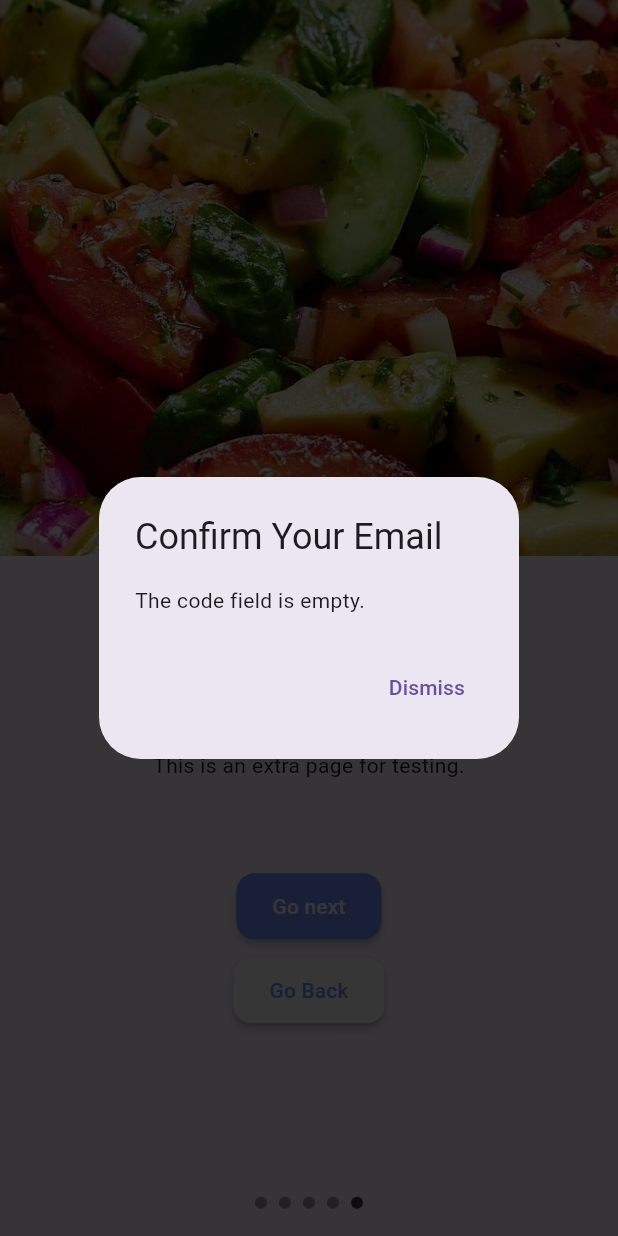
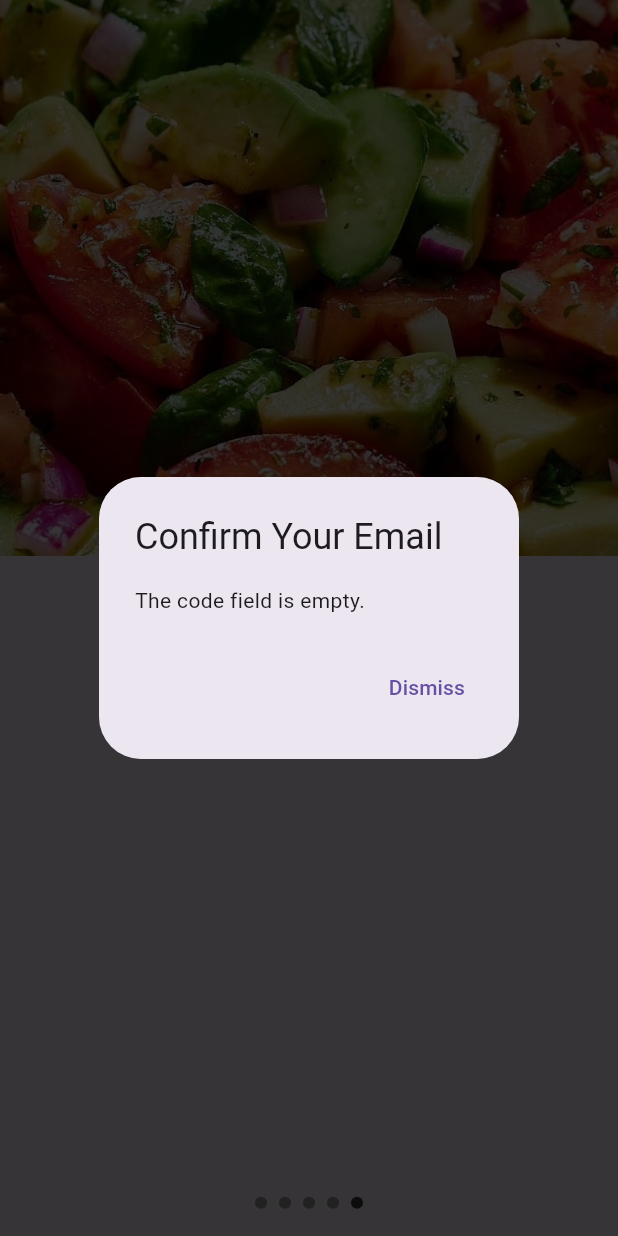
Before and after one commit to ahak-Yem/findmyrestaurant, a Flutter app: the screen it shows after launch, swiped to page 5, on a phone screen of 412 x 824 dp. Run offline on Flutter 3.47's test engine with Material 3 defaults, Android fonts, the phone set to English and light mode, and no system bars; our stand-ins replace device_info_plus, flutter_dotenv, fluttertoast, hive_flutter, synchronized; accounts and stored records are empty; generated files the repository leaves out were written again; statements that could not run were skipped.

Commit message:
Comment out extra page

```diff
--- a/lib/src/enums/onboarding_pages_enum.dart
+++ b/lib/src/enums/onboarding_pages_enum.dart
@@ -1,5 +1,5 @@
 import 'package:findmyrestaurant/src/pages/onboarding_carousel_pages/confirm_email_page.dart';
-import 'package:findmyrestaurant/src/pages/onboarding_carousel_pages/extra_page.dart';
+// import 'package:findmyrestaurant/src/pages/onboarding_carousel_pages/extra_page.dart';
 import 'package:findmyrestaurant/src/pages/onboarding_carousel_pages/getstarted_page.dart';
 import 'package:findmyrestaurant/src/pages/onboarding_carousel_pages/intro_page.dart';
 import 'package:findmyrestaurant/src/controllers/app_carousel_controller.dart';
@@ -22,6 +22,9 @@ enum OnboardingPages {
   extra(
     pageIndex: 4,
   );
+  // extra(
+  //   pageIndex: 4,
+  // );
 
   const OnboardingPages({required this.pageIndex});
 
@@ -46,8 +49,8 @@ extension OnboardingPagesExtension on OnboardingPages {
         return SignupPage.page;
       case OnboardingPages.confirmEmail:
         return ConfirmEmailPage.page;
-      case OnboardingPages.extra:
-        return ExtraPage.page;
+      // case OnboardingPages.extra:
+      //   return ExtraPage.page;
     }
   }
 
@@ -66,8 +69,8 @@ extension OnboardingPagesExtension on OnboardingPages {
         return OnboardingPages.signUp.page;
       case 3:
         return OnboardingPages.confirmEmail.page;
-      case 4:
-        return OnboardingPages.extra.page;
+      // case 4:
+      //   return OnboardingPages.extra.page;
       default:
         return emptyItem;
     }
--- a/lib/src/pages/onboarding_carousel_pages/extra_page.dart
+++ b/lib/src/pages/onboarding_carousel_pages/extra_page.dart
@@ -1,35 +1,35 @@
-import 'package:findmyrestaurant/src/components/app buttons/app_dynamic_button.dart';
-import 'package:findmyrestaurant/src/enums/onboarding_pages_enum.dart';
-import 'package:findmyrestaurant/src/items_templates/app_carousel_item.dart';
-import 'package:findmyrestaurant/strings/app_strings.dart';
-import 'package:findmyrestaurant/styles/app_colors.dart';
+// import 'package:findmyrestaurant/src/components/app buttons/app_dynamic_button.dart';
+// import 'package:findmyrestaurant/src/enums/onboarding_pages_enum.dart';
+// import 'package:findmyrestaurant/src/items_templates/app_carousel_item.dart';
+// import 'package:findmyrestaurant/strings/app_strings.dart';
+// import 'package:findmyrestaurant/styles/app_colors.dart';
 
-class ExtraPage {
-  ExtraPage._();
+// class ExtraPage {
+//   ExtraPage._();
 
-  static AppCarouselItem get page {
-    return AppCarouselItem(
-      page: OnboardingPages.extra,
-      headerText: 'Extra Page Header',
-      subText: 'This is an extra page for testing.',
-      buttons: [
-        AppDynamicButton(
-          color: AppColors.primaryColor,
-          textColor: AppColors.appWhite,
-          text: "Go next",
-          onPressed: () {
-            OnboardingPagesExtension.carouselController?.goNext(currentPage: OnboardingPages.extra.pageIndex);
-          },
-        ),
-        AppDynamicButton(
-          color: AppColors.appWhite,
-          textColor: AppColors.primaryColor,
-          text: AppStrings.goBackBtn,
-          onPressed: () {
-            OnboardingPagesExtension.carouselController?.goBack(currentPage: OnboardingPages.extra.pageIndex);
-          },
-        ),
-      ],
-    );
-  }
-}
+//   static AppCarouselItem get page {
+//     return AppCarouselItem(
+//       page: OnboardingPages.extra,
+//       headerText: 'Extra Page Header',
+//       subText: 'This is an extra page for testing.',
+//       buttons: [
+//         AppDynamicButton(
+//           color: AppColors.primaryColor,
+//           textColor: AppColors.appWhite,
+//           text: "Go next",
+//           onPressed: () {
+//             OnboardingPagesExtension.carouselController?.goNext(currentPage: OnboardingPages.extra.pageIndex);
+//           },
+//         ),
+//         AppDynamicButton(
+//           color: AppColors.appWhite,
+//           textColor: AppColors.primaryColor,
+//           text: AppStrings.goBackBtn,
+//           onPressed: () {
+//             OnboardingPagesExtension.carouselController?.goBack(currentPage: OnboardingPages.extra.pageIndex);
+//           },
+//         ),
+//       ],
+//     );
+//   }
+// }
```
